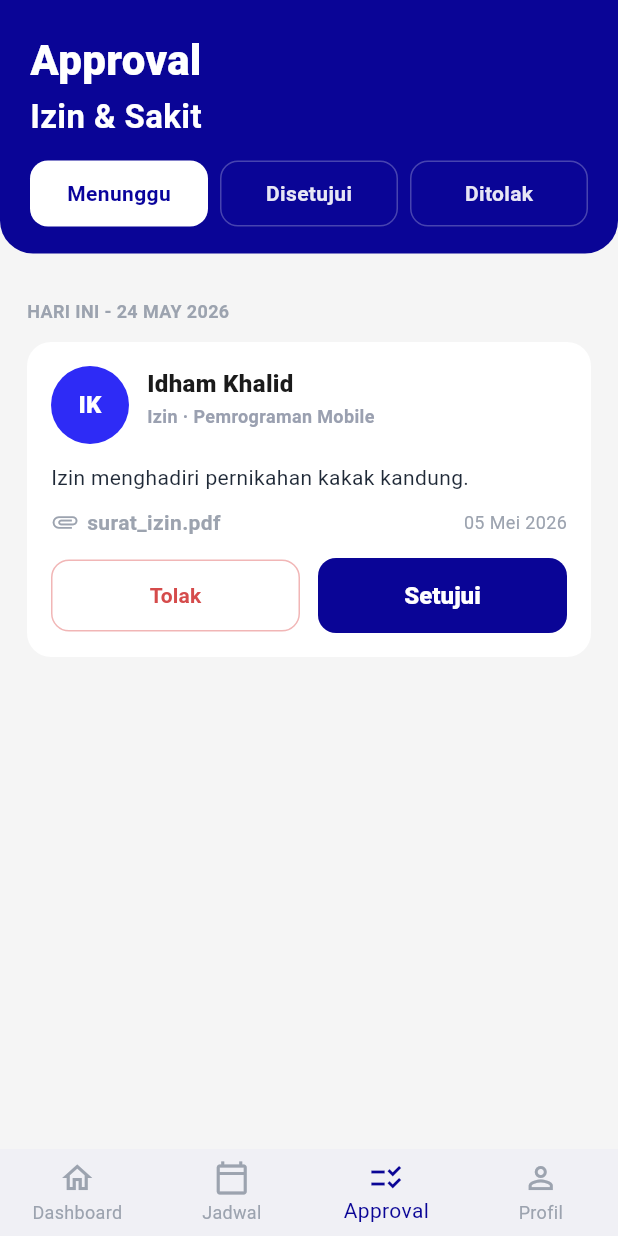
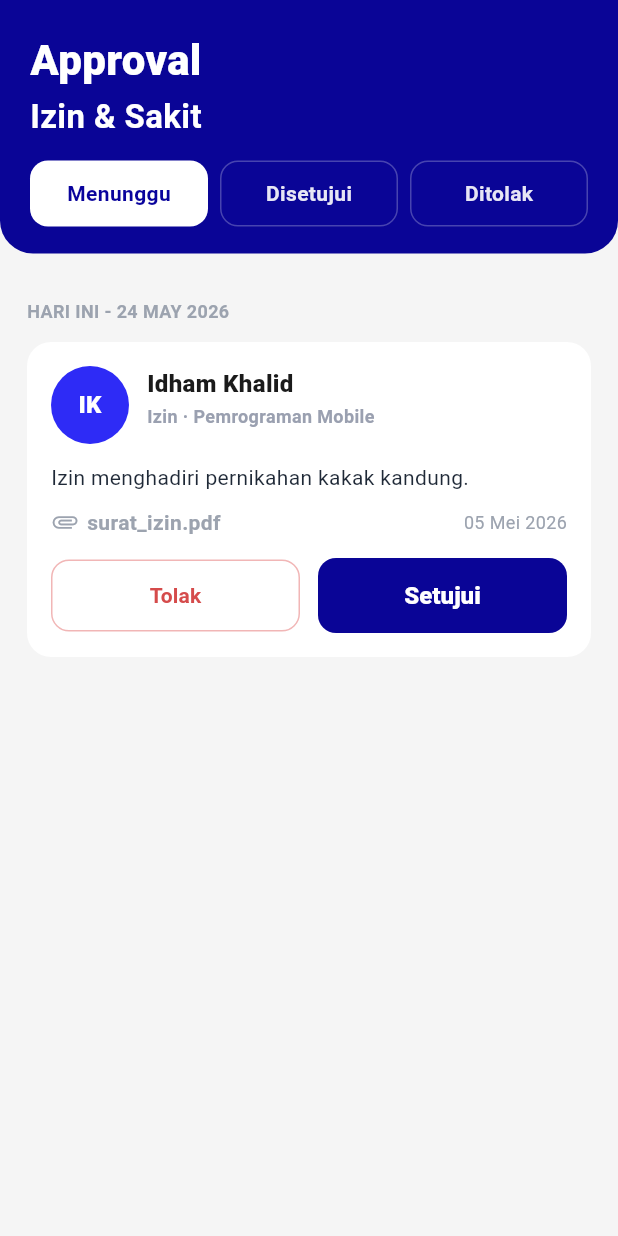
Before and after one commit to MFaizR77/SmartAttend, a Flutter app: the ApprovalDosenScreen widget shown alone on an empty page, opened directly, on a phone screen of 412 x 824 dp. Run offline on Flutter 3.47's test engine with Material 3 defaults, Android fonts, the phone set to English and light mode, and no system bars; our stand-ins replace connectivity_plus, file_picker, flutter_dotenv, flutter_local_notifications, hive, hive_flutter and 2 more; missing offline and left inert: excel, mongo_dart; accounts and stored records are empty; Roboto replaces fonts that are missing (Plus Jakarta Sans).

Commit message:
Update tampilan approval dosen

```diff
--- a/lib/features/dosen/dashboard/view/dosen_dashboard_screen.dart
+++ b/lib/features/dosen/dashboard/view/dosen_dashboard_screen.dart
@@ -8,7 +8,7 @@ import '../../sesi/view/sesi_dosen_screen.dart';
 import '../../pergantian_jadwal/view/pergantian_jadwal_screen.dart';
 import '../../../profil/view/profil_screen.dart';
 import '../../rekap/view/rekap_dosen_screen.dart';
-import '../../approval/view/approval_screen.dart';
+import '../../izin/view/approval_dosen_screen.dart';
 import '../../izin/view/izin_dosen_screen.dart';
 
 class DosenDashboardScreen extends StatefulWidget {
@@ -96,7 +96,7 @@ class _DosenDashboardScreenState extends State<DosenDashboardScreen> {
       case 1:
         return RekapDosenScreen(user: widget.user);
       case 2:
-        return ApprovalScreen(user: widget.user);
+        return const ApprovalDosenScreen();
       case 3:
         return ProfilScreen(user: widget.user, onLogout: widget.onLogout);
       default:
--- a/lib/features/dosen/izin/view/approval_dosen_screen.dart
+++ b/lib/features/dosen/izin/view/approval_dosen_screen.dart
@@ -25,19 +25,15 @@ class _ApprovalDosenScreenState extends State<ApprovalDosenScreen> {
 
   @override
   Widget build(BuildContext context) {
-    return Scaffold(
-      backgroundColor: const Color(0xFFF5F5F5),
-      body: SafeArea(
-        child: Column(
+    // Return only the content portion so this widget can be embedded
+    // inside the Dosen dashboard which already provides the scaffold
+    return Column(
       crossAxisAlignment: CrossAxisAlignment.start,
       children: [
         _buildHeader(context),
         const SizedBox(height: 12),
         Expanded(child: _buildList(context)),
       ],
-        ),
-      ),
-      bottomNavigationBar: _buildBottomNav(),
     );
   }
 
@@ -245,18 +241,5 @@ class _ApprovalDosenScreenState extends State<ApprovalDosenScreen> {
     ScaffoldMessenger.of(context).showSnackBar(const SnackBar(content: Text('Permintaan ditolak')));
   }
 
-  Widget _buildBottomNav() {
-    return BottomNavigationBar(
-      currentIndex: 2,
-      showUnselectedLabels: true,
-      selectedItemColor: const Color(0xFF0A0596),
-      unselectedItemColor: const Color(0xFF9CA3AF),
-      items: const [
-        BottomNavigationBarItem(icon: Icon(Icons.home_outlined), label: 'Dashboard'),
-        BottomNavigationBarItem(icon: Icon(Icons.calendar_today_outlined), label: 'Jadwal'),
-        BottomNavigationBarItem(icon: Icon(Icons.checklist_rtl), label: 'Approval'),
-        BottomNavigationBarItem(icon: Icon(Icons.person_outline), label: 'Profil'),
-      ],
-    );
+  // _buildBottomNav removed — dashboard provides navigation
 }
-}
```
Lines whose indentation alone changed are shown as unchanged.
